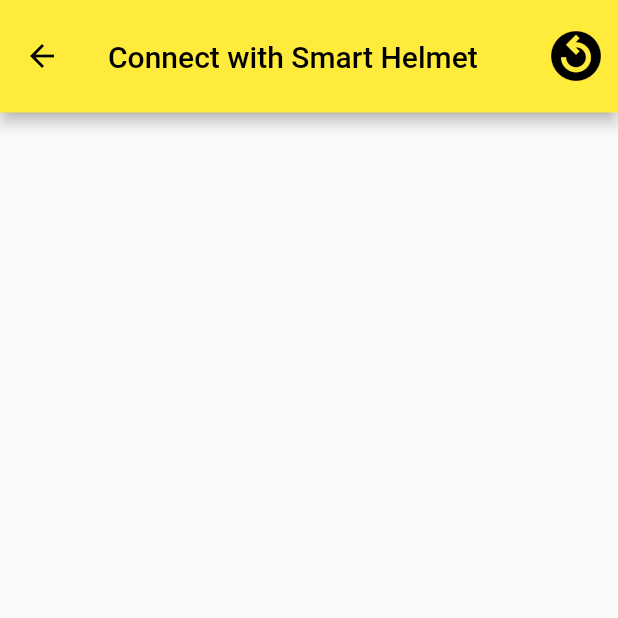
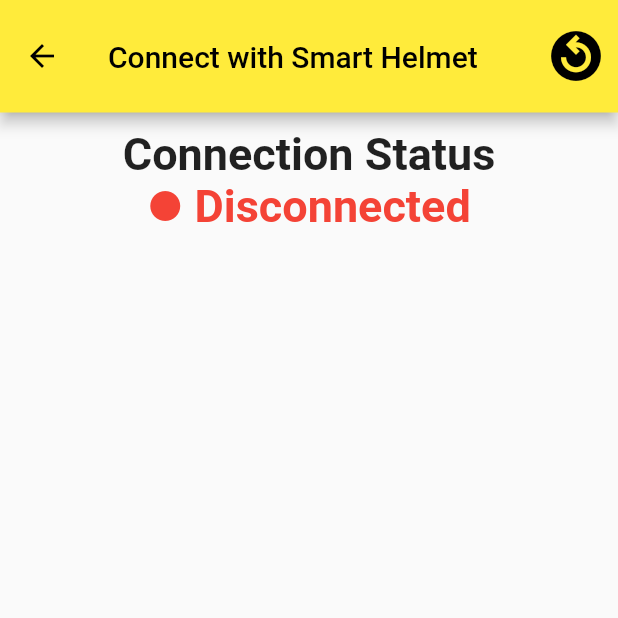
Before and after one commit to cepdnaclk/e18-3yp-smart-safety-helmet, a Flutter app: the Bluetooth screen opened directly, on a phone screen of 412 x 824 dp, the top half of it. Run offline on Flutter 3.47's test engine with Material 2 defaults, Android fonts, the phone set to English and light mode, and no system bars; our stand-ins replace cloud_firestore, firebase_auth, firebase_core, firebase_database, flutter_bluetooth_serial; accounts and stored records are empty.

Commit message:
Bluetooth statuscan be seen in pairing screen

```diff
--- a/Mobile Application/smart_safety/lib/main.dart
+++ b/Mobile Application/smart_safety/lib/main.dart
@@ -85,12 +85,16 @@ class _Login extends State<Login> {
     // return the UI of the login Screen
     return Scaffold(
       // Body of the login screen
-      body: Column(
+      body: Padding(
+        padding: const EdgeInsets.all(2.0),
+        child: SingleChildScrollView(
+          child: Column(
             children: [
               // Image of the Login UI
               const Center(
                 child: Image(
-                image: AssetImage('images/mobile_top.jpg'), fit: BoxFit.fill),
+                    image: AssetImage('images/mobile_top.jpg'),
+                    fit: BoxFit.fill),
               ),
 
               // title
@@ -163,6 +167,8 @@ class _Login extends State<Login> {
                 ),
               ),
             ],
+          ),
+        ),
       ),
     );
   }
--- a/Mobile Application/smart_safety/lib/screens/blueetoth.dart
+++ b/Mobile Application/smart_safety/lib/screens/blueetoth.dart
@@ -129,6 +129,53 @@ class BluetoothScreen extends State<Bluetooth> with WidgetsBindingObserver {
         padding: const EdgeInsets.all(10.0),
         child: Column(
           children: [
+            // Display connection state
+            // Connection status text
+            const Text(
+              "Connection Status",
+              style: TextStyle(fontSize: 30, fontWeight: FontWeight.bold),
+            ),
+
+            // Showing bluetoooth connection status
+            // Return the connection status
+            LayoutBuilder(builder: (context, constratints) {
+              if (isConnected == true) {
+                return Row(
+                  mainAxisAlignment: MainAxisAlignment.center,
+                  children: const [
+                    Icon(
+                      Icons.brightness_1,
+                      color: Colors.green,
+                    ),
+                    Text(" Connected",
+                        style: TextStyle(
+                            fontSize: 30,
+                            fontWeight: FontWeight.bold,
+                            color: Colors.green))
+                  ],
+                );
+              }
+              // Rendering disconnected status
+              else {
+                return Row(
+                  mainAxisAlignment: MainAxisAlignment.center,
+                  children: const [
+                    Icon(
+                      Icons.brightness_1,
+                      color: Colors.red,
+                    ),
+                    Text(" Disconnected",
+                        style: TextStyle(
+                            fontSize: 30,
+                            fontWeight: FontWeight.bold,
+                            color: Colors.red))
+                  ],
+                );
+              }
+            }),
+
+            // Gap between timer widget and connection status
+            const SizedBox(height: 30),
             // Display a list of available Bluetooth devices
             Expanded(
               child: ListView.builder(
```
Lines whose indentation alone changed are shown as unchanged.
